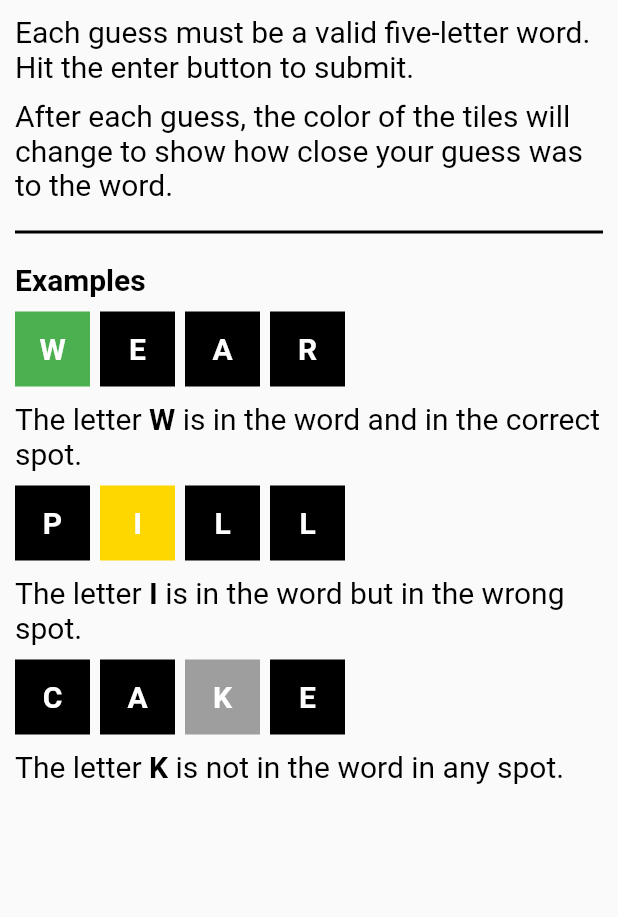
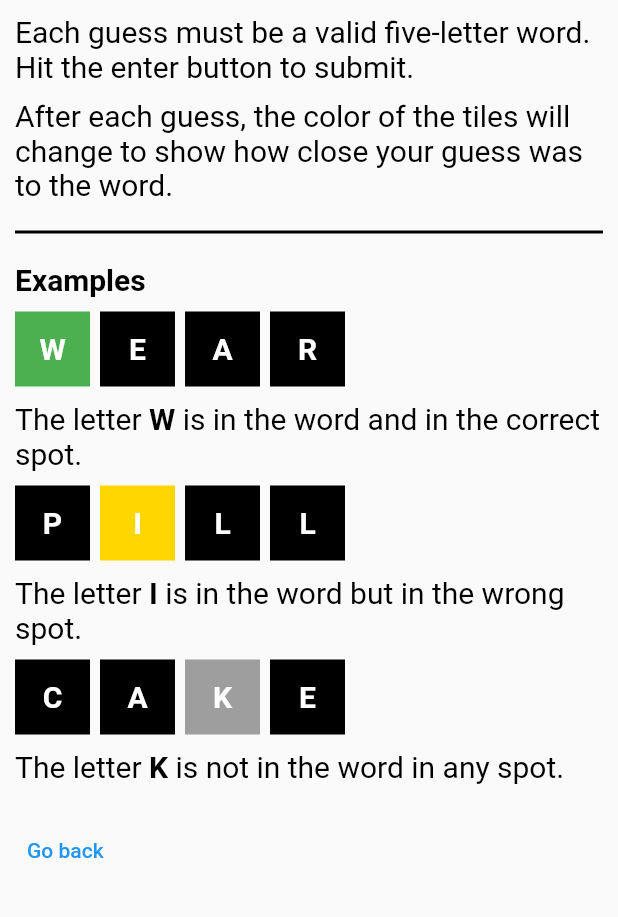
Before and after one commit to satyamraj123/wordle, a Flutter app: the HowToPlay screen opened directly, on a phone screen of 412 x 824 dp, the part 125-1042 px from its top. Run offline on Flutter 3.47's test engine with Material 2 defaults, Android fonts, the phone set to English and light mode, and no system bars; our stand-ins replace flutter_screenutil.

```diff
--- a/lib/HowToPlay.dart
+++ b/lib/HowToPlay.dart
@@ -9,7 +9,9 @@ class HowToPlay extends StatelessWidget {
         padding: EdgeInsets.all(10),
         height: MediaQuery.of(context).size.height,
         width: MediaQuery.of(context).size.width,
-        child: Column(crossAxisAlignment: CrossAxisAlignment.start, children: [
+        child: SingleChildScrollView(
+          child:
+              Column(crossAxisAlignment: CrossAxisAlignment.start, children: [
             SizedBox(
               height: 50,
             ),
@@ -50,7 +52,9 @@ class HowToPlay extends StatelessWidget {
             Text(
               "Examples",
               style: const TextStyle(
-                fontSize: 20, color: Colors.black, fontWeight: FontWeight.bold),
+                  fontSize: 20,
+                  color: Colors.black,
+                  fontWeight: FontWeight.bold),
             ),
             SizedBox(
               height: 10,
@@ -109,7 +113,14 @@ class HowToPlay extends StatelessWidget {
               height: 10,
             ),
             Text4(),
+            SizedBox(height: 20),
+            TextButton(
+                onPressed: () {
+                  Navigator.of(context).pop();
+                },
+                child: Text("Go back")),
           ]),
+        ),
       ),
     );
   }
```
Also changed, not shown: firebase.json (added), 3 other files. Lines whose indentation alone changed are shown as unchanged.
